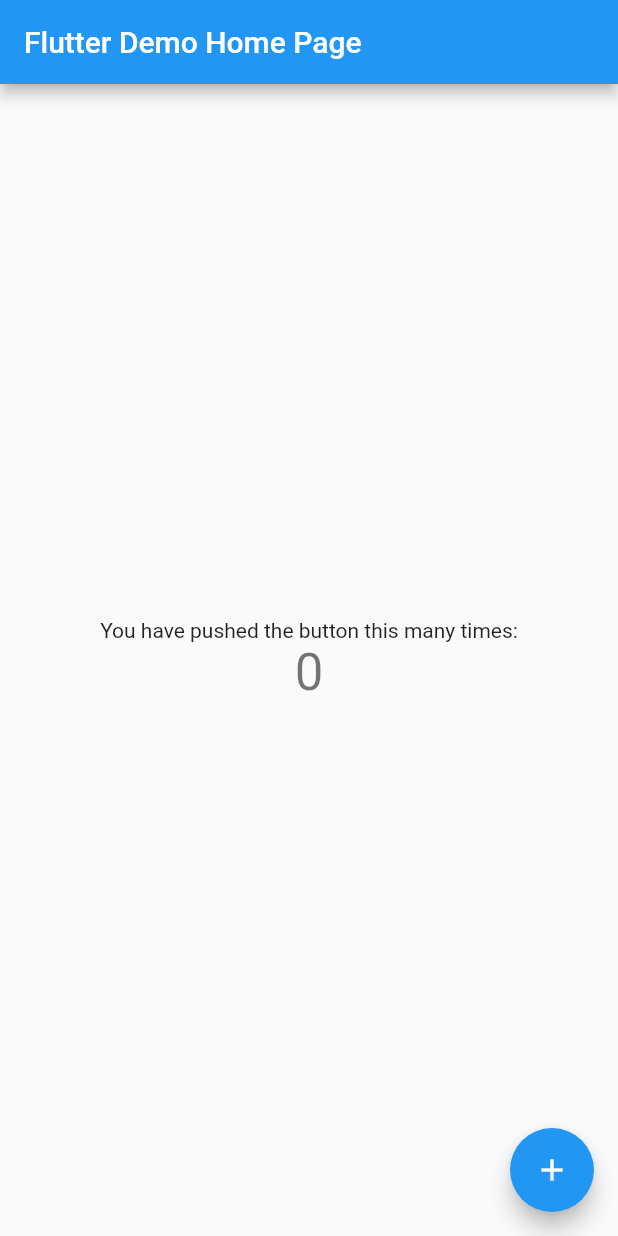
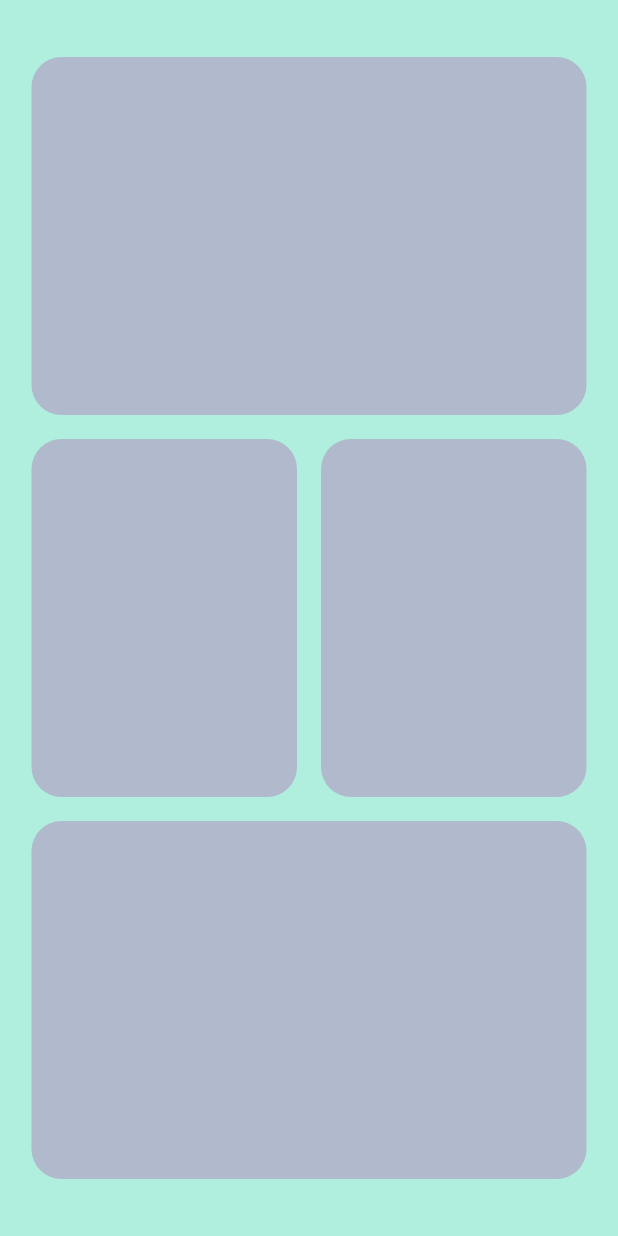
Before and after one commit to muhriddinbek-off/flutter_lesson01, a Flutter app: the screen it shows after launch, on a phone screen of 412 x 824 dp. Run offline on Flutter 3.47's test engine with Material 2 defaults, Android fonts, the phone set to English and light mode, and no system bars.

Commit message:
main dart

```diff
--- a/lib/main.dart
+++ b/lib/main.dart
@@ -1,115 +1,30 @@
 import 'package:flutter/material.dart';
 
-void main() {
-  runApp(const MyApp());
-}
+void main () {
 
-class MyApp extends StatelessWidget {
-  const MyApp({super.key});
-
-  // This widget is the root of your application.
-  @override
-  Widget build(BuildContext context) {
-    return MaterialApp(
-      title: 'Flutter Demo',
-      theme: ThemeData(
-        // This is the theme of your application.
-        //
-        // Try running your application with "flutter run". You'll see the
-        // application has a blue toolbar. Then, without quitting the app, try
-        // changing the primarySwatch below to Colors.green and then invoke
-        // "hot reload" (press "r" in the console where you ran "flutter run",
-        // or simply save your changes to "hot reload" in a Flutter IDE).
-        // Notice that the counter didn't reset back to zero; the application
-        // is not restarted.
-        primarySwatch: Colors.blue,
-      ),
-      home: const MyHomePage(title: 'Flutter Demo Home Page'),
+  Widget box_container () {
+    return Container(
+      margin: EdgeInsets.all(8),
+      decoration: BoxDecoration(color: Color.fromARGB(255, 176, 186, 204), borderRadius: BorderRadius.all(Radius.circular(20))),
     );
   }
-}
-
-class MyHomePage extends StatefulWidget {
-  const MyHomePage({super.key, required this.title});
-
-  // This widget is the home page of your application. It is stateful, meaning
-  // that it has a State object (defined below) that contains fields that affect
-  // how it looks.
-
-  // This class is the configuration for the state. It holds the values (in this
-  // case the title) provided by the parent (in this case the App widget) and
-  // used by the build method of the State. Fields in a Widget subclass are
-  // always marked "final".
-
-  final String title;
-
-  @override
-  State<MyHomePage> createState() => _MyHomePageState();
-}
-
-class _MyHomePageState extends State<MyHomePage> {
-  int _counter = 0;
-
-  void _incrementCounter() {
-    setState(() {
-      // This call to setState tells the Flutter framework that something has
-      // changed in this State, which causes it to rerun the build method below
-      // so that the display can reflect the updated values. If we changed
-      // _counter without calling setState(), then the build method would not be
-      // called again, and so nothing would appear to happen.
-      _counter++;
-    });
-  }
-
-  @override
-  Widget build(BuildContext context) {
-    // This method is rerun every time setState is called, for instance as done
-    // by the _incrementCounter method above.
-    //
-    // The Flutter framework has been optimized to make rerunning build methods
-    // fast, so that you can just rebuild anything that needs updating rather
-    // than having to individually change instances of widgets.
-    return Scaffold(
-      appBar: AppBar(
-        // Here we take the value from the MyHomePage object that was created by
-        // the App.build method, and use it to set our appbar title.
-        title: Text(widget.title),
-      ),
-      body: Center(
-        // Center is a layout widget. It takes a single child and positions it
-        // in the middle of the parent.
+  runApp(MaterialApp(
+    debugShowCheckedModeBanner: false,
+    home: Scaffold(
+      backgroundColor: Color.fromARGB(255, 176, 238, 222),
+      body: Container(
+        margin: EdgeInsets.only(top: 30, right: 13, left: 13, bottom: 30),
         child: Column(
-          // Column is also a layout widget. It takes a list of children and
-          // arranges them vertically. By default, it sizes itself to fit its
-          // children horizontally, and tries to be as tall as its parent.
-          //
-          // Invoke "debug painting" (press "p" in the console, choose the
-          // "Toggle Debug Paint" action from the Flutter Inspector in Android
-          // Studio, or the "Toggle Debug Paint" command in Visual Studio Code)
-          // to see the wireframe for each widget.
-          //
-          // Column has various properties to control how it sizes itself and
-          // how it positions its children. Here we use mainAxisAlignment to
-          // center the children vertically; the main axis here is the vertical
-          // axis because Columns are vertical (the cross axis would be
-          // horizontal).
-          mainAxisAlignment: MainAxisAlignment.center,
-          children: <Widget>[
-            const Text(
-              'You have pushed the button this many times:',
-            ),
-            Text(
-              '$_counter',
-              style: Theme.of(context).textTheme.headlineMedium,
-            ),
+          children: [
+            Expanded(child: box_container()),
+              Expanded(child: Row(children: [
+                Expanded(child: box_container()),
+                Expanded(child: box_container()),
+              ])),
+            Expanded(child: box_container()),
           ],
         ),
       ),
-      floatingActionButton: FloatingActionButton(
-        onPressed: _incrementCounter,
-        tooltip: 'Increment',
-        child: const Icon(Icons.add),
-      ), // This trailing comma makes auto-formatting nicer for build methods.
-    );
-  }
+    ),
+  ));
 }
```
